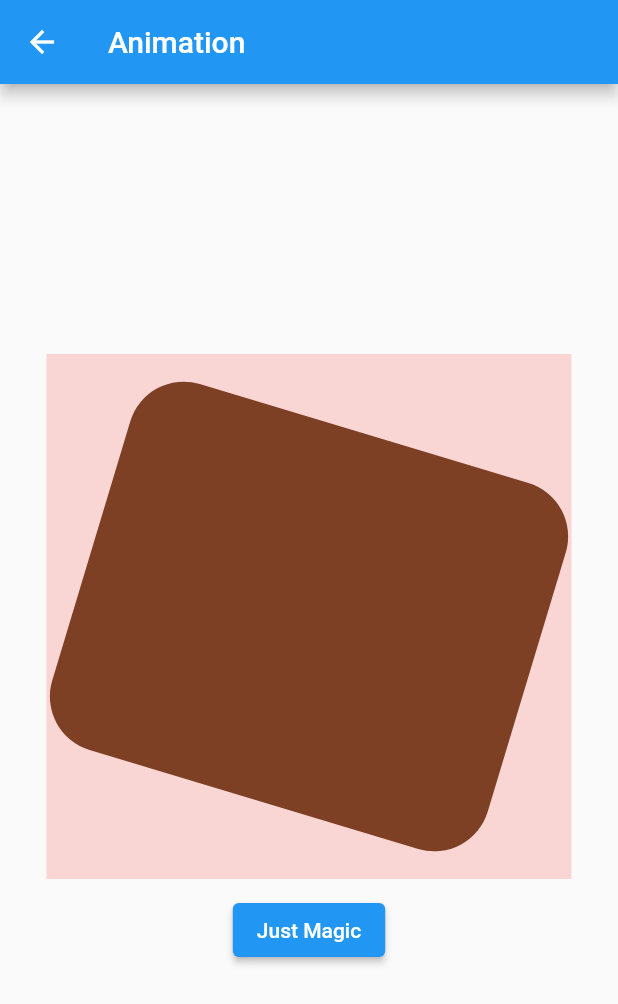
After one commit to jaiminrana05/demoapp, a Flutter app: the MyAnimation screen opened directly, after a tap on "Just Magic", on a phone screen of 412 x 824 dp. The commit adds this screen. Shown: the top 1004 px of the screen. Run offline on Flutter 3.47's test engine with Material 2 defaults, Android fonts, the phone set to English and light mode, and no system bars; network calls fail.

Commit message:
animation

```diff
--- /dev/null
+++ b/lib/animated_container.dart
@@ -0,0 +1,85 @@
+import 'dart:math';
+
+import 'package:flutter/material.dart';
+
+class MyAnimation extends StatefulWidget {
+  const MyAnimation({Key? key}) : super(key: key);
+
+  @override
+  State<MyAnimation> createState() => _MyAnimationState();
+}
+
+class _MyAnimationState extends State<MyAnimation> {
+  static const double maxSize = 350;
+  static const double minSize = 50;
+
+  double width = maxSize;
+  double height = maxSize;
+  Color color = Colors.red;
+  BorderRadius borderRadius = BorderRadius.zero;
+  double angle = 0;
+
+  @override
+  Widget build(BuildContext context) {
+    Size generateSize() {
+      final random = Random();
+      final addMax = maxSize.toInt() - minSize.toInt();
+      final width = minSize + random.nextInt(addMax);
+      final height = minSize + random.nextInt(addMax);
+      return Size(width, height);
+    }
+
+    return Scaffold(
+      appBar: AppBar(
+        title: const Text('Animation'),
+      ),
+      body: Column(
+        mainAxisAlignment: MainAxisAlignment.center,
+        children: [
+          Center(
+            child: Container(
+              height: maxSize,
+              width: maxSize,
+              color: Colors.red.withOpacity(0.2),
+              child: Center(
+                child: AnimatedContainer(
+                  transformAlignment: Alignment.center,
+                  transform: Matrix4.rotationZ(angle),
+                  duration: const Duration(milliseconds: 2000),
+                  curve: Curves.easeInOut,
+                  height: height,
+                  width: width,
+                  decoration: BoxDecoration(
+                    borderRadius: borderRadius,
+                    color: color,
+                  ),
+                ),
+              ),
+            ),
+          ),
+          const SizedBox(height: 10),
+          ElevatedButton(
+            onPressed: () {
+              final random = Random();
+              final red = random.nextInt(255);
+              final green = random.nextInt(255);
+              final blue = random.nextInt(255);
+              final color = Color.fromRGBO(red, green, blue, 1);
+              final size = generateSize();
+              final borderRadius =
+                  BorderRadius.circular(random.nextDouble() * 80);
+              setState(() {
+                this.color = color;
+                width = size.width;
+                height = size.height;
+                this.borderRadius = borderRadius;
+                angle += 0.5;
+              });
+            },
+            child: const Text('Just Magic'),
+          ),
+        ],
+      ),
+    );
+  }
+}
```
Also changed, not shown: lib/animation_builder.dart (added, +45 -0 lines), lib/animation_controller.dart (+11 -9 lines), lib/basic_animation.dart (added, +90 -0 lines), lib/image_opacity.dart (added, +43 -0 lines), lib/main.dart (+56 -86 lines), lib/main2.dart (deleted, +0 -115 lines), lib/mainDev.dart (deleted, +0 -11 lines), 1 other file.
